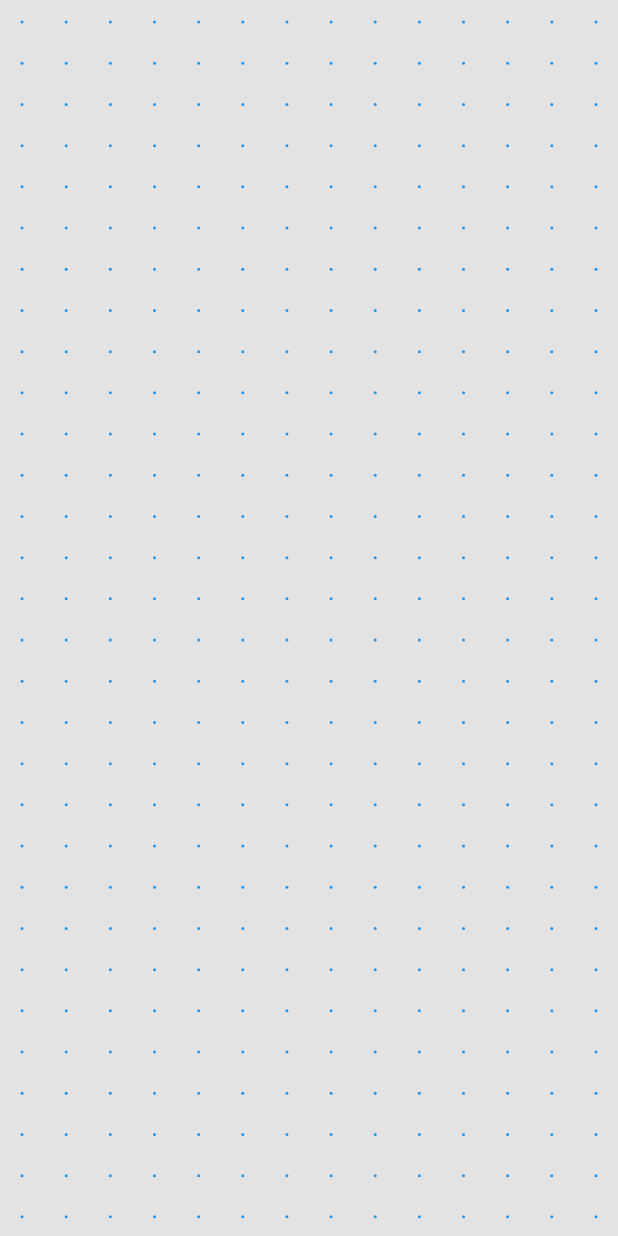
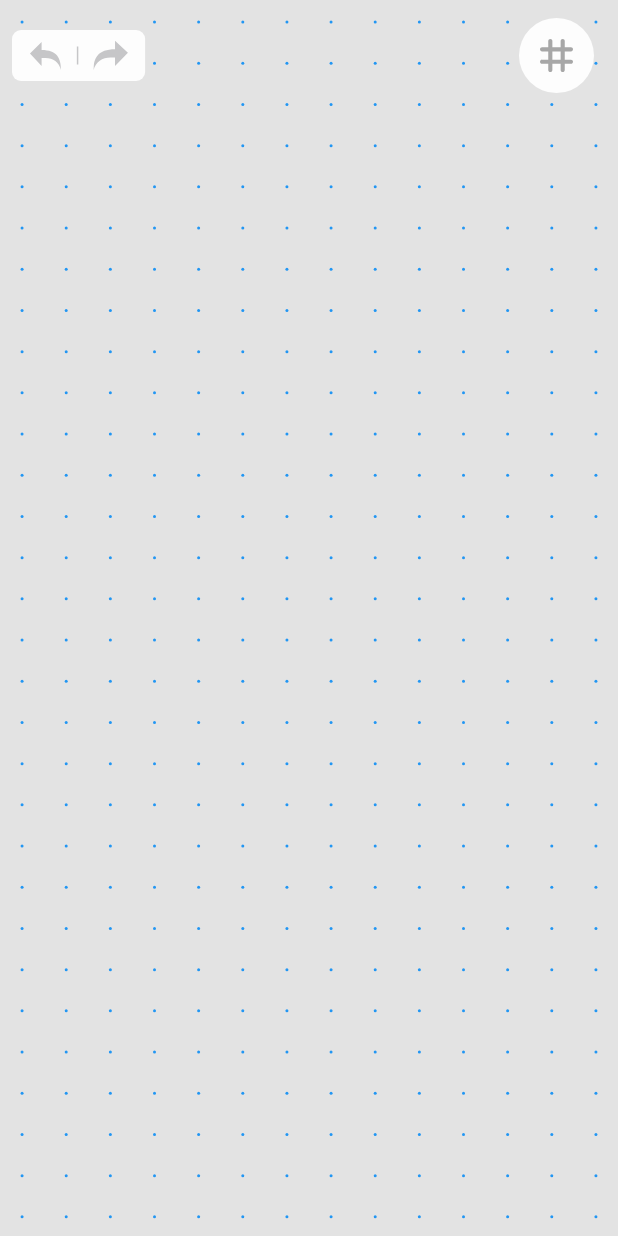
Before and after one commit to edelew/flutter-polygon-painter, a Flutter app: the screen it shows after launch, on a phone screen of 412 x 824 dp. Run offline on Flutter 3.47's test engine with Material 3 defaults, Android fonts, the phone set to English and light mode, and no system bars; our stand-ins replace flutter_riverpod, flutter_svg, freezed_annotation, riverpod_annotation; generated files the repository leaves out were written again.

Commit message:
add control panel

```diff
--- a/lib/config/app_colors.dart
+++ b/lib/config/app_colors.dart
@@ -3,7 +3,8 @@ import 'package:flutter/material.dart';
 abstract class AppColors {
   static const white = Color.fromRGBO(253, 253, 253, 1);
   static const black = Color.fromRGBO(0, 0, 0, 1);
-  static const lightGrey = Color.fromRGBO(227, 227, 227, 1);
+  static const grey = Color.fromRGBO(227, 227, 227, 1);
+  static const lightGrey = Color.fromRGBO(198, 198, 200, 1);
   static const darkGrey = Color.fromRGBO(125, 125, 125, 1);
   static const blue = Color.fromRGBO(0, 152, 238, 1);
 }
--- /dev/null
+++ b/lib/config/app_icons.dart
@@ -0,0 +1,5 @@
+abstract class AppIcons {
+  static const undo = 'assets/icons/undo.svg';
+  static const redo = 'assets/icons/redo.svg';
+  static const grid = 'assets/icons/grid.svg';
+}
--- a/lib/presentation/polygon_page.dart
+++ b/lib/presentation/polygon_page.dart
@@ -3,6 +3,7 @@ import 'package:flutter_riverpod/flutter_riverpod.dart';
 import 'package:polygon_painter/config/app_colors.dart';
 import 'package:polygon_painter/presentation/painters/background_painters.dart';
 import 'package:polygon_painter/presentation/painters/polygon_painter.dart';
+import 'package:polygon_painter/presentation/widgets/control_panel.dart';
 import 'package:polygon_painter/providers/polygon_provider/polygon_provider.dart';
 import 'package:polygon_painter/service/line_service.dart';
 
@@ -22,10 +23,20 @@ class PainterPage extends ConsumerWidget {
           backgroundColor: AppColors.white,
           toolbarHeight: 0,
         ),
-        backgroundColor: AppColors.lightGrey,
+        backgroundColor: AppColors.grey,
         body: CustomPaint(
           painter: BackgroundPaint(),
-          child: LayoutBuilder(
+          child: Stack(
+            children: [
+              // const Padding(
+              //   padding: EdgeInsets.only(
+              //     top: 12,
+              //     left: 8,
+              //     right: 16,
+              //   ),
+              //   child: ControlPanelWidget(),
+              // ),
+              LayoutBuilder(
                 builder: (context, constraints) {
                   return SizedBox(
                     width: constraints.constrainWidth(),
@@ -35,7 +46,7 @@ class PainterPage extends ConsumerWidget {
                       onPanStart: (details) {
                         if (polygon.isFinished) return;
 
-                    final currentCoordinate = details.globalPosition;
+                        final currentCoordinate = details.localPosition;
 
                         ref.read(polygonProvider.notifier).addCoordinate(
                               currentCoordinate,
@@ -45,7 +56,7 @@ class PainterPage extends ConsumerWidget {
                       onPanUpdate: (details) {
                         if (polygon.isFinished) return;
 
-                    final currentCoordinate = details.globalPosition;
+                        final currentCoordinate = details.localPosition;
 
                         ref.read(polygonProvider.notifier).updateLastCoordinate(
                               currentCoordinate,
@@ -60,13 +71,16 @@ class PainterPage extends ConsumerWidget {
                             .read(polygonProvider.notifier)
                             .getCoordinatesExceptLast();
 
-                    final lines = ref.read(polygonProvider.notifier).getLines(
+                        final lines =
+                            ref.read(polygonProvider.notifier).getLines(
                                   isExceptLast: true,
                                 );
 
                         if (lines.isNotEmpty) {
-                      final currentLine =
-                          ref.read(polygonProvider.notifier).getLines().last;
+                          final currentLine = ref
+                              .read(polygonProvider.notifier)
+                              .getLines()
+                              .last;
 
                           final isEnoughDegrees = lineService.checkAngle(
                             firstLine: currentLine,
@@ -116,6 +130,16 @@ class PainterPage extends ConsumerWidget {
                   );
                 },
               ),
+              const Padding(
+                padding: EdgeInsets.only(
+                  top: 12,
+                  left: 8,
+                  right: 16,
+                ),
+                child: ControlPanelWidget(),
+              ),
+            ],
+          ),
         ),
       ),
     );
--- /dev/null
+++ b/lib/presentation/widgets/control_panel.dart
@@ -0,0 +1,72 @@
+import 'package:flutter/material.dart';
+import 'package:flutter_svg/svg.dart';
+import 'package:polygon_painter/config/app_colors.dart';
+import 'package:polygon_painter/config/app_icons.dart';
+
+class ControlPanelWidget extends StatelessWidget {
+  const ControlPanelWidget({super.key});
+
+  @override
+  Widget build(BuildContext context) {
+    return Row(
+      mainAxisAlignment: MainAxisAlignment.spaceBetween,
+      children: [
+        DecoratedBox(
+          decoration: BoxDecoration(
+              color: AppColors.white, borderRadius: BorderRadius.circular(6)),
+          child: Padding(
+            padding: const EdgeInsets.symmetric(
+              vertical: 7,
+              horizontal: 11,
+            ),
+            child: Row(
+              children: [
+                SvgPicture.asset(
+                  height: 20,
+                  AppIcons.undo,
+                  colorFilter: const ColorFilter.mode(
+                    AppColors.lightGrey,
+                    BlendMode.srcIn,
+                  ),
+                ),
+                const Padding(
+                  padding: EdgeInsets.symmetric(
+                    horizontal: 10,
+                  ),
+                  child: ColoredBox(
+                    color: AppColors.lightGrey,
+                    child: SizedBox(
+                      width: 1,
+                      height: 12,
+                    ),
+                  ),
+                ),
+                SvgPicture.asset(
+                  height: 20,
+                  AppIcons.redo,
+                  colorFilter: const ColorFilter.mode(
+                    AppColors.lightGrey,
+                    BlendMode.srcIn,
+                  ),
+                ),
+              ],
+            ),
+          ),
+        ),
+        DecoratedBox(
+          decoration: const BoxDecoration(
+            color: AppColors.white,
+            shape: BoxShape.circle,
+          ),
+          child: Padding(
+            padding: const EdgeInsets.all(14),
+            child: SvgPicture.asset(
+              height: 22,
+              AppIcons.grid,
+            ),
+          ),
+        ),
+      ],
+    );
+  }
+}
```
Also changed, not shown: pubspec.yaml (+4 -16 lines), assets/icons/grid.svg (added), assets/icons/redo.svg (added), assets/icons/undo.svg (added), pubspec.lock. Lines whose indentation alone changed are shown as unchanged.
